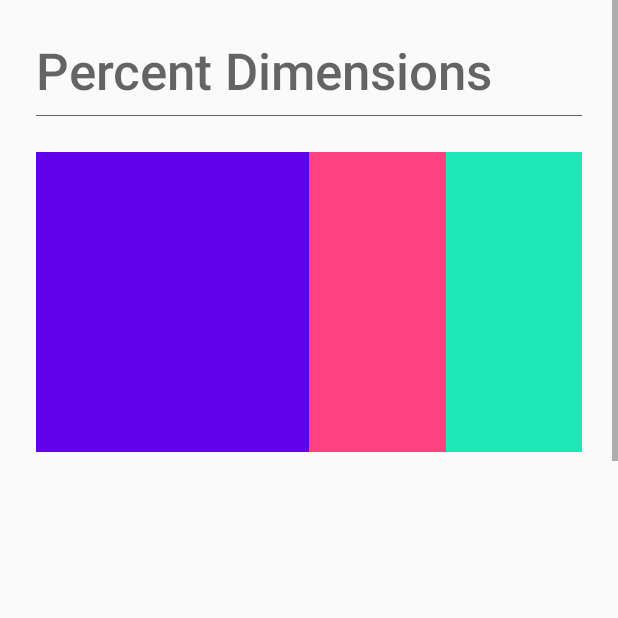
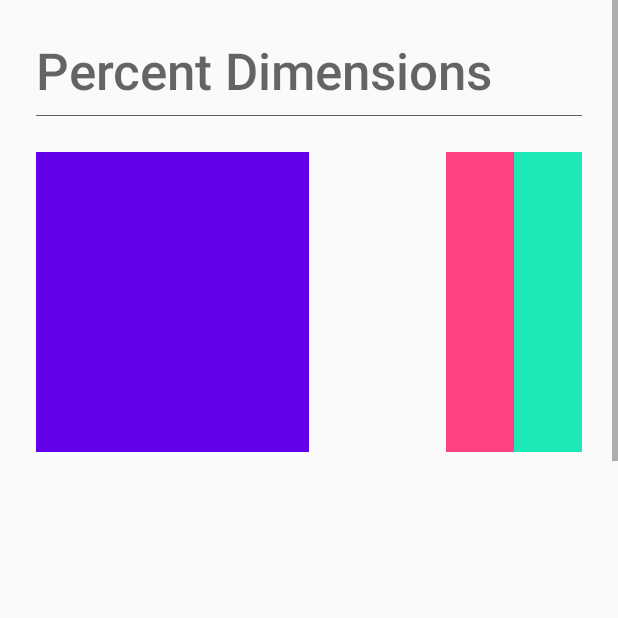
Before and after one commit to queencodemonkey/cool-constraintlayout-2.0, an Android app: the FeaturesActivity screen opened directly, with no data from a screen before it, on a phone screen of 412 x 824 dp, the top half of it. Run offline under Robolectric (Android 15) with nearby library versions, the phone set to English and light mode, and no system bars.

Commit message:
Change percent widths of pink and teal to 1/8.

```diff
--- a/app/src/main/res/layout/activity_features.xml
+++ b/app/src/main/res/layout/activity_features.xml
@@ -317,7 +317,7 @@
       android:id="@+id/view_teal"
       android:layout_width="0dp"
       android:layout_height="@dimen/percents_view_height"
-      app:layout_constraintWidth_percent=".25"
+      app:layout_constraintWidth_percent=".125"
       app:layout_constraintEnd_toEndOf="parent"
       app:layout_constraintTop_toBottomOf="@id/divider_percents"
       android:layout_marginTop="@dimen/percents_view_margin_top"
@@ -328,7 +328,7 @@
       android:id="@+id/view_pink"
       android:layout_width="0dp"
       android:layout_height="@dimen/percents_view_height"
-      app:layout_constraintWidth_percent=".25"
+      app:layout_constraintWidth_percent=".125"
       app:layout_constraintEnd_toStartOf="@+id/view_teal"
       app:layout_constraintTop_toBottomOf="@id/divider_percents"
       android:layout_marginTop="@dimen/percents_view_margin_top"
```
